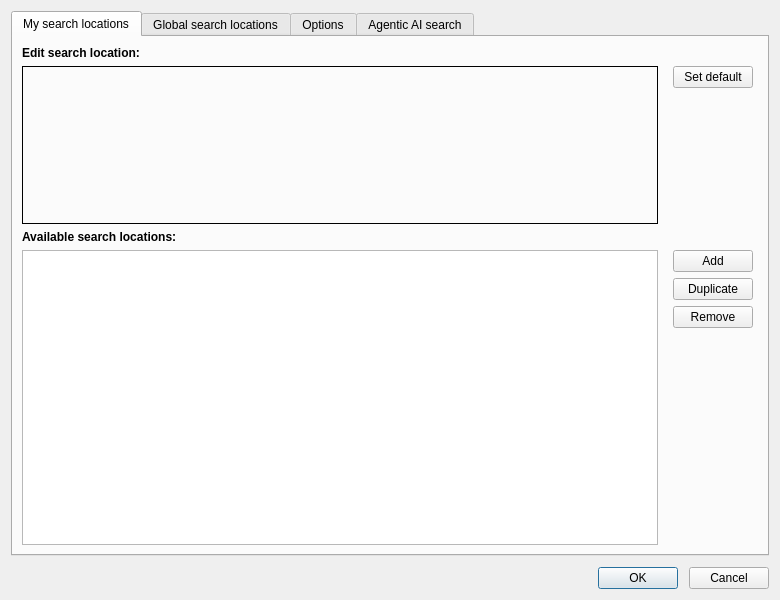
Above: dialogs/SettingsDialog.ui from otengler/CodeBeagle before the change. Below: the same form after it.
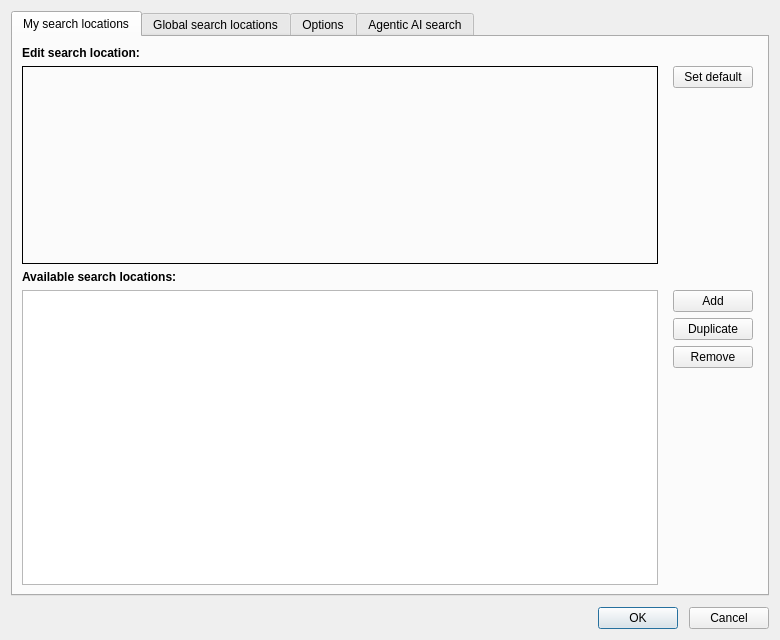
That is the form after the change. Custom widgets are drawn as their Qt base class.

Commit message: Increase settings dialog size

```diff
--- a/dialogs/SettingsDialog.ui
+++ b/dialogs/SettingsDialog.ui
@@ -7,7 +7,7 @@
     <x>0</x>
     <y>0</y>
     <width>780</width>
-    <height>600</height>
+    <height>640</height>
    </rect>
   </property>
   <property name="windowTitle">
```
The commit also changes 1 other file.
